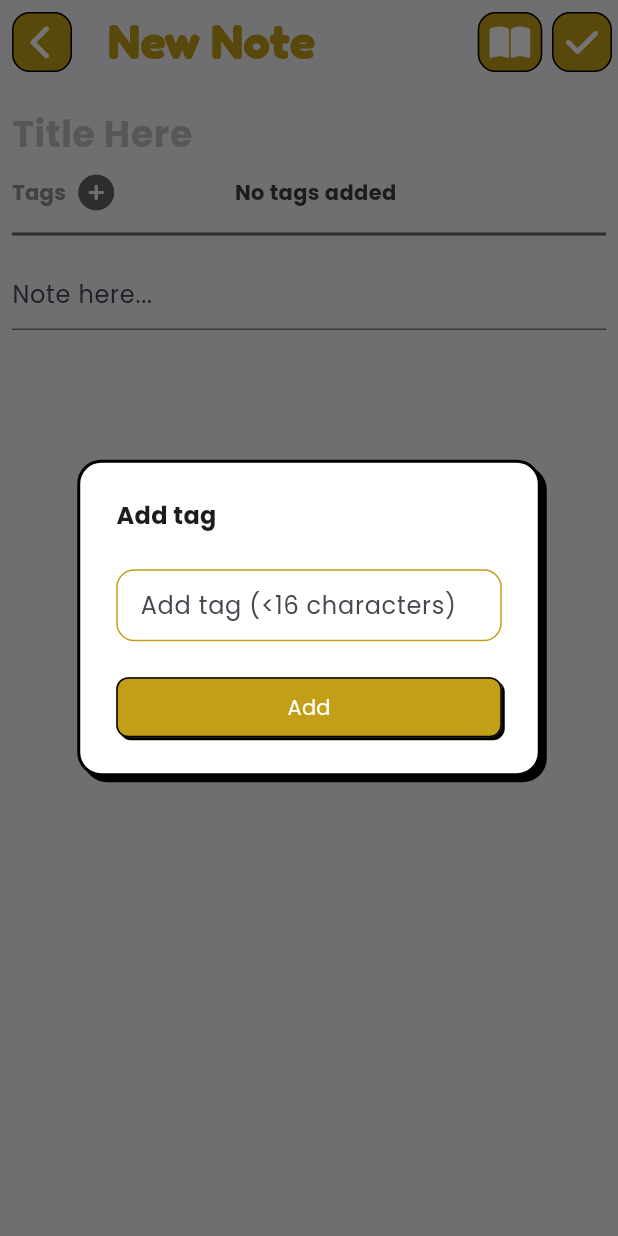
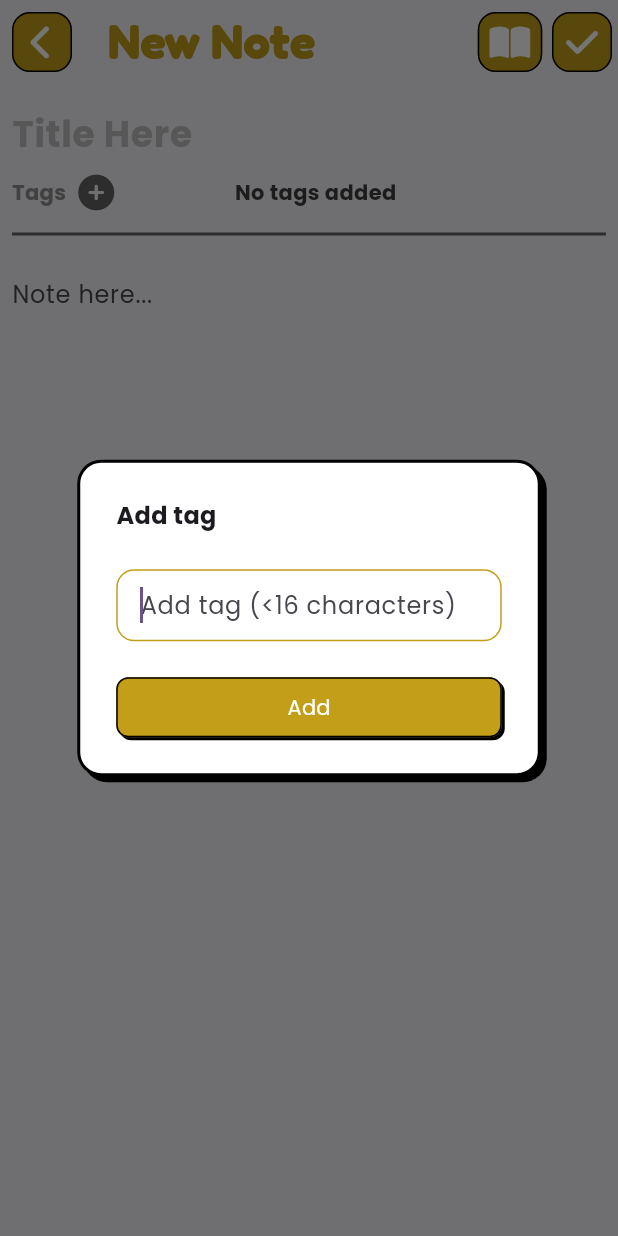
Before and after one commit to Ritika108108/Notes_Keeper, a Flutter app: the NewOrEditNotePage screen opened directly, after a tap on an icon or button, on a phone screen of 412 x 824 dp. Run offline on Flutter 3.47's test engine with Material 3 defaults, Android fonts, the phone set to English and light mode, and no system bars; our stand-ins replace font_awesome_flutter; missing offline and left inert: flutter_quill.

Commit message:
Fixed new note page layout and add tag button again

```diff
--- a/lib/change_notifiers/new_note_controller.dart
+++ b/lib/change_notifiers/new_note_controller.dart
@@ -27,5 +27,5 @@ class NewNoteController extends ChangeNotifier {
     notifyListeners();
   }
 
-  List<String> get tags => _tags;
+  List<String> get tags => [..._tags];
 }
--- a/lib/pages/new_or_edit_note_page.dart
+++ b/lib/pages/new_or_edit_note_page.dart
@@ -5,9 +5,10 @@ import 'package:notes_keeper/change_notifiers/new_note_controller.dart';
 import 'package:notes_keeper/core/constants.dart';
 import 'package:notes_keeper/widgets/dialog_card.dart';
 import 'package:notes_keeper/widgets/new_tag_dialog.dart';
-import 'package:notes_keeper/widgets/note_card.dart';
 import 'package:notes_keeper/widgets/note_icon_button.dart';
 import 'package:notes_keeper/widgets/note_icon_button_outlined.dart';
+import 'package:notes_keeper/widgets/note_tag.dart';
+import 'package:provider/provider.dart';
 
 class NewOrEditNotePage extends StatefulWidget {
   const NewOrEditNotePage({required this.isNewNote, super.key});
@@ -166,12 +167,16 @@ class _NewOrEditNotePageState extends State<NewOrEditNotePage> {
                       SizedBox(width: 8),
                       NoteIconButton(
                         icon: FontAwesomeIcons.circlePlus,
-                        onPressed: () {
-                          showDialog(
+                        onPressed: () async {
+                          final String? tag = await showDialog<String?>(
                             context: context,
                             builder: (context) =>
                                 DialogCard(child: NewTagDialog()),
                           );
+
+                          if (tag != null) {
+                            newNoteController.addTag(tag);
+                          }
                         },
                       ),
                     ],
@@ -179,12 +184,25 @@ class _NewOrEditNotePageState extends State<NewOrEditNotePage> {
                 ),
                 Expanded(
                   flex: 5,
-                  child: Text(
-                    'No tags added',
-                    style: TextStyle(
-                      fontWeight: FontWeight.bold,
-                      color: gray900,
-                    ),
+                  child: Selector<NewNoteController, List<String>>(
+                    selector: (_, newNoteController) => newNoteController.tags,
+                    builder: (_, tags, __) => tags.isEmpty
+                        ? Text(
+                            'No tags added',
+                            style: TextStyle(
+                              fontWeight: FontWeight.bold,
+                              color: gray900,
+                            ),
+                          )
+                        : SingleChildScrollView(
+                            scrollDirection: Axis.horizontal,
+                            child: Row(
+                              children: List.generate(
+                                tags.length,
+                                (index) => NoteTag(label: tags[index]),
+                              ),
+                            ),
+                          ),
                   ),
                 ),
               ],
@@ -196,7 +214,10 @@ class _NewOrEditNotePageState extends State<NewOrEditNotePage> {
             TextField(
               focusNode: focusNode,
               readOnly: readOnly,
-              decoration: InputDecoration(hintText: 'Note here...'),
+              decoration: InputDecoration(
+                hintText: 'Note here...',
+                border: InputBorder.none,
+              ),
             ),
           ],
         ),
--- a/lib/widgets/dialog_card.dart
+++ b/lib/widgets/dialog_card.dart
@@ -1,6 +1,5 @@
 import 'package:flutter/material.dart';
 import 'package:notes_keeper/core/constants.dart';
-import 'package:notes_keeper/widgets/new_tag_dialog.dart';
 
 class DialogCard extends StatelessWidget {
   const DialogCard({required this.child, super.key});
@@ -14,6 +13,7 @@ class DialogCard extends StatelessWidget {
         type: MaterialType.transparency,
         child: Container(
           width: MediaQuery.sizeOf(context).width * 0.75,
+          margin: MediaQuery.viewInsetsOf(context),
           padding: const EdgeInsets.all(24.0),
           decoration: BoxDecoration(
             color: white,
--- a/lib/widgets/new_tag_dialog.dart
+++ b/lib/widgets/new_tag_dialog.dart
@@ -1,8 +1,30 @@
 import 'package:flutter/material.dart';
 import 'package:notes_keeper/core/constants.dart';
 
-class NewTagDialog extends StatelessWidget {
+class NewTagDialog extends StatefulWidget {
   const NewTagDialog({super.key});
+
+  @override
+  State<NewTagDialog> createState() => _NewTagDialogState();
+}
+
+class _NewTagDialogState extends State<NewTagDialog> {
+  late final TextEditingController tagController;
+
+  late final GlobalKey<FormFieldState> tagKey;
+
+  @override
+  void initState() {
+    super.initState();
+    tagController = TextEditingController();
+    tagKey = GlobalKey();
+  }
+
+  @override
+  void dispose() {
+    tagController.dispose();
+    super.dispose();
+  }
 
   @override
   Widget build(BuildContext context) {
@@ -16,7 +38,10 @@ class NewTagDialog extends StatelessWidget {
           textAlign: TextAlign.left,
         ),
         SizedBox(height: 24),
-        TextField(
+        TextFormField(
+          key: tagKey,
+          controller: tagController,
+          autofocus: true,
           decoration: InputDecoration(
             hintText: 'Add tag (<16 characters)',
             contentPadding: EdgeInsets.symmetric(horizontal: 12, vertical: 12),
@@ -29,7 +54,26 @@ class NewTagDialog extends StatelessWidget {
               borderRadius: BorderRadius.circular(12),
               borderSide: BorderSide(color: primary),
             ),
+            errorBorder: OutlineInputBorder(
+              borderRadius: BorderRadius.circular(12),
+              borderSide: BorderSide(color: Colors.red),
+            ),
+            focusedErrorBorder: OutlineInputBorder(
+              borderRadius: BorderRadius.circular(12),
+              borderSide: BorderSide(color: Colors.red),
+            ),
           ),
+          validator: (value) {
+            if (value!.trim().isEmpty) {
+              return 'No tags added';
+            } else if (value.trim().length > 16) {
+              return 'Tags should not be more than 16 characters';
+            }
+            return null;
+          },
+          onChanged: (newValue) {
+            tagKey.currentState?.validate();
+          },
         ),
         SizedBox(height: 24),
         DecoratedBox(
@@ -38,8 +82,11 @@ class NewTagDialog extends StatelessWidget {
             borderRadius: BorderRadius.circular(8),
           ),
           child: ElevatedButton(
-            onPressed: () {},
-            child: Text('Add'),
+            onPressed: () {
+              if (tagKey.currentState?.validate() ?? false) {
+                Navigator.pop(context, tagController.text.trim());
+              }
+            },
             style: ElevatedButton.styleFrom(
               backgroundColor: primary,
               foregroundColor: white,
@@ -50,6 +97,7 @@ class NewTagDialog extends StatelessWidget {
               elevation: 0,
               tapTargetSize: MaterialTapTargetSize.shrinkWrap,
             ),
+            child: Text('Add'),
           ),
         ),
       ],
```
Also changed, not shown: lib/widgets/note_card.dart (+2 -13 lines), lib/widgets/note_tag.dart (added, +21 -0 lines).
